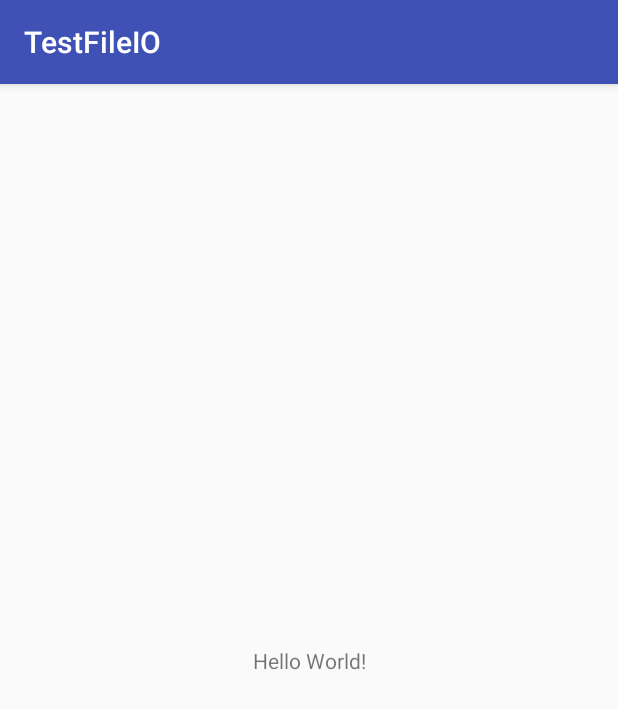
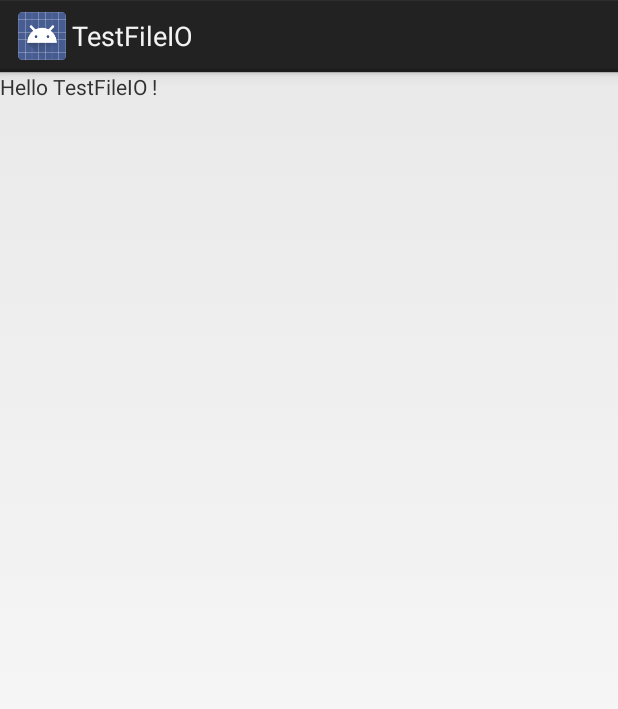
Before and after one commit to jonathanzho/TestFileIO, an Android app: the screen it shows after launch (MainActivity), on a phone screen of 412 x 824 dp. Shown: the top 709 px of the screen. Run offline under Robolectric (Android 15) with nearby library versions, the phone set to English and light mode, and no system bars.

Commit message:
Make code build inside AOSP as a system app.

```diff
--- a/app/src/main/java/com/example/jonathan/testfileio/MainActivity.java
+++ b/app/src/main/java/com/example/jonathan/testfileio/MainActivity.java
@@ -1,8 +1,8 @@
 package com.example.jonathan.testfileio;
 
+import android.app.Activity;
 import android.os.Bundle;
 import android.os.Environment;
-import android.support.v7.app.AppCompatActivity;
 import android.util.Log;
 
 import java.io.File;
@@ -10,8 +10,8 @@ import java.io.FileInputStream;
 import java.io.FileOutputStream;
 import java.io.IOException;
 
-public class MainActivity extends AppCompatActivity {
-  private static final String TAG = MainActivity.class.getSimpleName();
+public class MainActivity extends Activity {
+  private static final String TAG = " TFIO " + MainActivity.class.getSimpleName();
 
   @Override
   protected void onCreate(Bundle savedInstanceState) {
--- a/app/src/main/res/layout/activity_main.xml
+++ b/app/src/main/res/layout/activity_main.xml
@@ -1,5 +1,5 @@
 <?xml version="1.0" encoding="utf-8"?>
-<android.support.constraint.ConstraintLayout xmlns:android="http://schemas.android.com/apk/res/android"
+<LinearLayout xmlns:android="http://schemas.android.com/apk/res/android"
     xmlns:app="http://schemas.android.com/apk/res-auto"
     xmlns:tools="http://schemas.android.com/tools"
     android:layout_width="match_parent"
@@ -9,10 +9,6 @@
     <TextView
         android:layout_width="wrap_content"
         android:layout_height="wrap_content"
-        android:text="Hello World!"
-        app:layout_constraintBottom_toBottomOf="parent"
-        app:layout_constraintLeft_toLeftOf="parent"
-        app:layout_constraintRight_toRightOf="parent"
-        app:layout_constraintTop_toTopOf="parent" />
+        android:text="Hello TestFileIO !"/>
 
-</android.support.constraint.ConstraintLayout>
+</LinearLayout>
--- a/app/src/main/res/values/styles.xml
+++ b/app/src/main/res/values/styles.xml
@@ -1,11 +1,11 @@
 <resources>
 
     <!-- Base application theme. -->
-    <style name="AppTheme" parent="Theme.AppCompat.Light.DarkActionBar">
+    <style name="AppTheme" parent="android:Theme.Holo.Light.DarkActionBar">
         <!-- Customize your theme here. -->
-        <item name="colorPrimary">@color/colorPrimary</item>
-        <item name="colorPrimaryDark">@color/colorPrimaryDark</item>
-        <item name="colorAccent">@color/colorAccent</item>
+        <item name="android:colorPrimary">@color/colorPrimary</item>
+        <item name="android:colorPrimaryDark">@color/colorPrimaryDark</item>
+        <item name="android:colorAccent">@color/colorAccent</item>
     </style>
 
 </resources>
```
Also changed, not shown: 1 other file.
